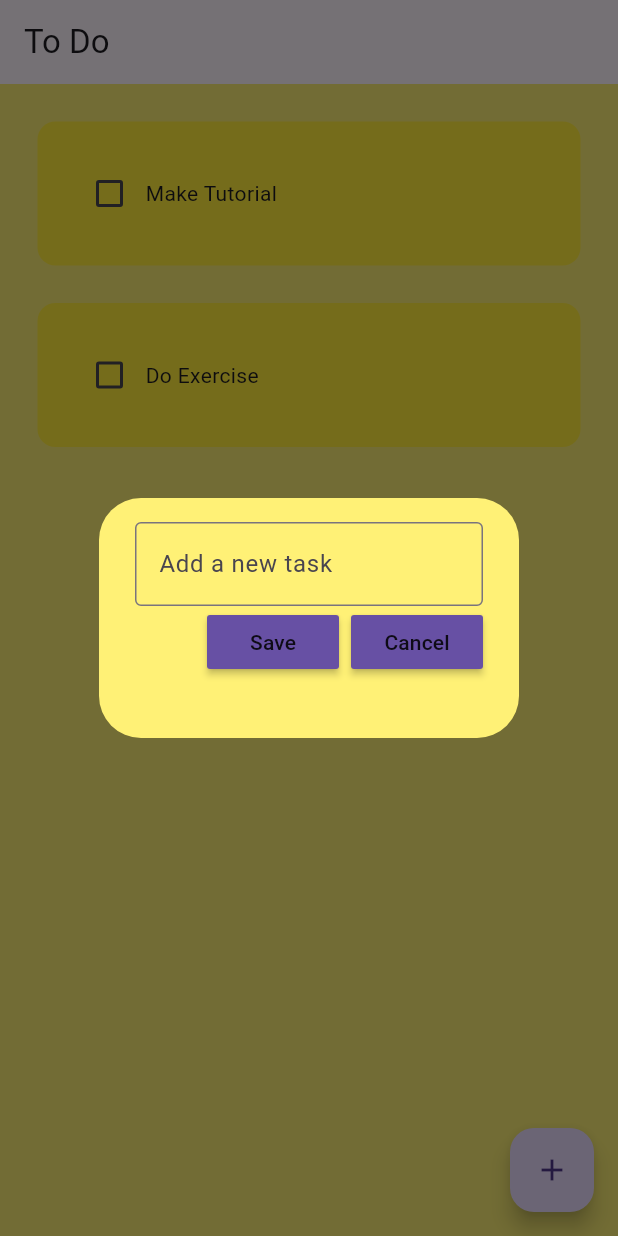
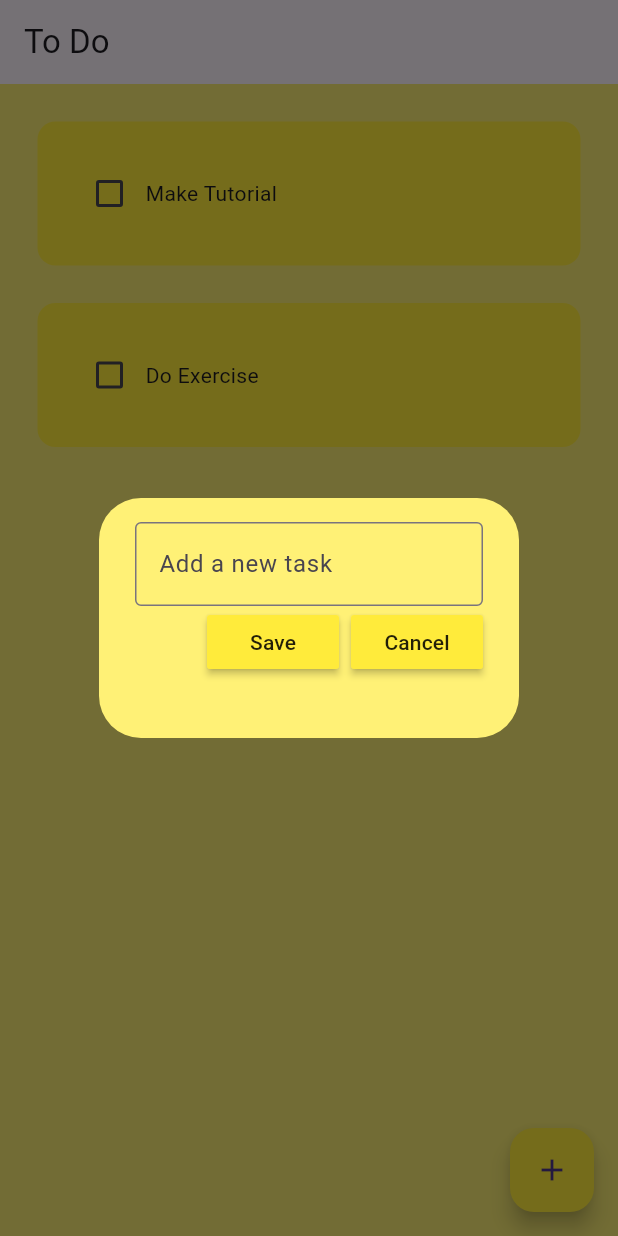
Before and after one commit to Bloomberg890/FlutterToDoApp, a Flutter app: the screen it shows after launch, after a tap on the "add" icon, on a phone screen of 412 x 824 dp. Run offline on Flutter 3.47's test engine with Material 3 defaults, Android fonts, the phone set to English and light mode, and no system bars; drawn by our look-alikes of flutter_slidable; our stand-ins replace hive_flutter; accounts and stored records are empty.

Commit message:
changed color

```diff
--- a/ecom_app/lib/pages/home_page.dart
+++ b/ecom_app/lib/pages/home_page.dart
@@ -81,6 +81,7 @@ class _HomePageState extends State<HomePage> {
         elevation: 0,
       ),
       floatingActionButton: FloatingActionButton(
+          backgroundColor: Colors.yellow,
           onPressed: createNewTask, child: Icon(Icons.add)),
       body: ListView.builder(
         itemCount: db.toDoList.length,
--- a/ecom_app/lib/util/my_button.dart
+++ b/ecom_app/lib/util/my_button.dart
@@ -13,7 +13,7 @@ class MyButton extends StatelessWidget {
   Widget build(BuildContext context) {
     return MaterialButton(
       onPressed: onPressed,
-      color: Theme.of(context).primaryColor,
+      color: Colors.yellow,
       child: Text(text),
     );
   }
```
